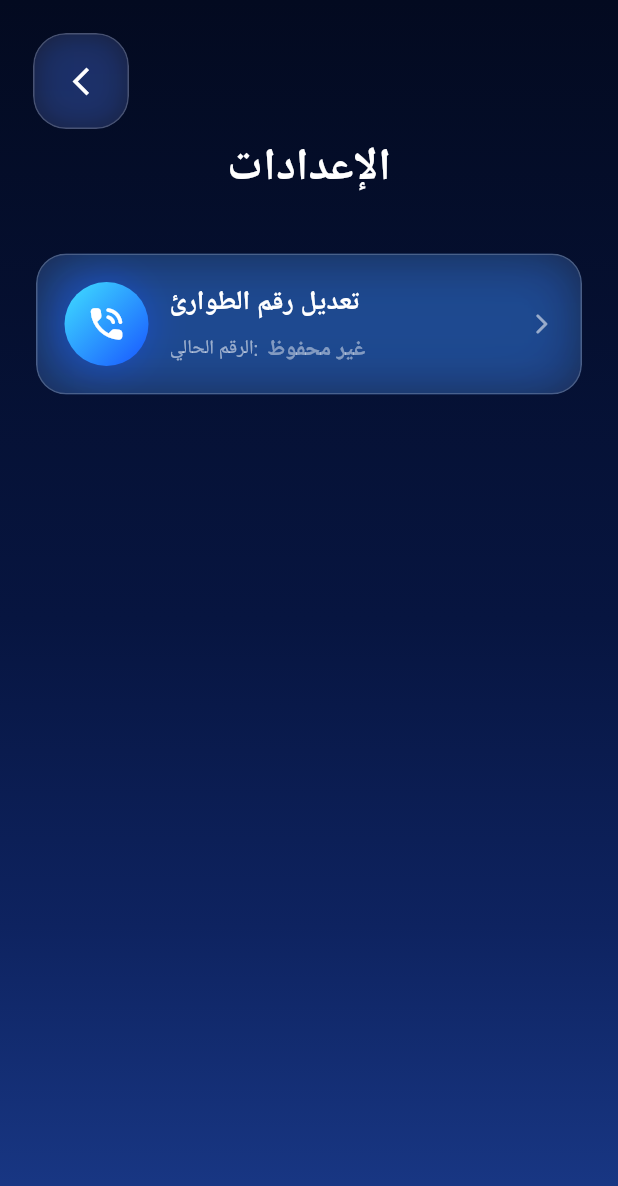
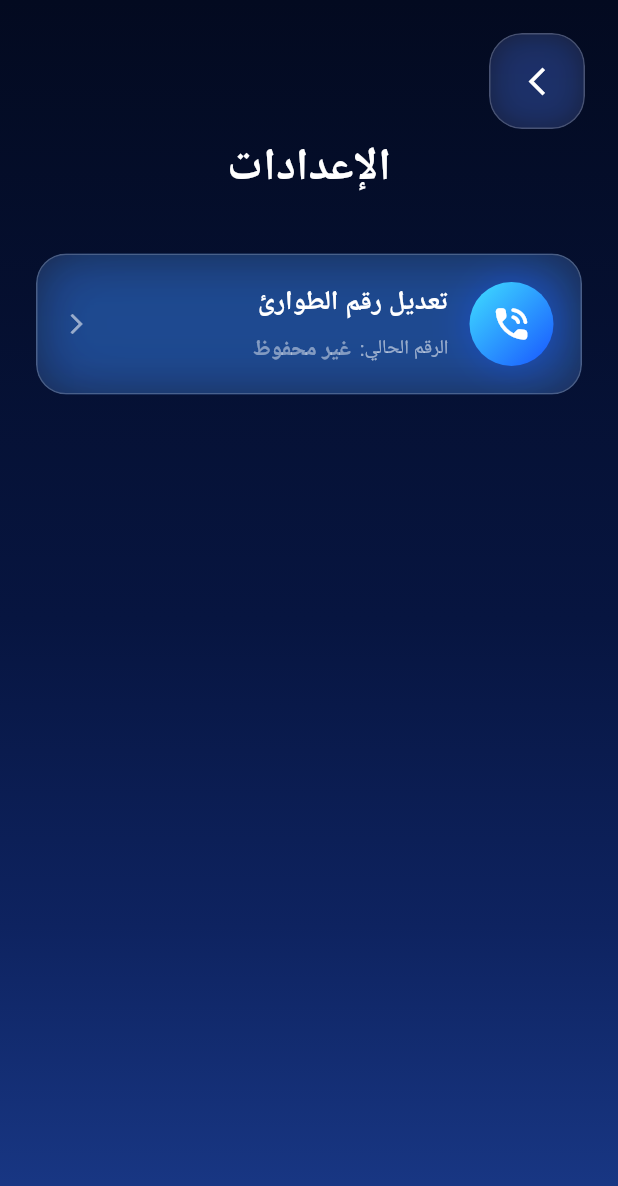
Before and after one commit to laljoudi/Hudai, a Flutter app: the SettingsScreen screen opened by its route, on a phone screen of 412 x 824 dp. Shown: the top 1186 px of the screen. Run offline on Flutter 3.47's test engine with Material 3 defaults, Android fonts, the phone set to English and light mode, and no system bars; our stand-ins replace audioplayers, camera, geolocator, permission_handler, shared_preferences, speech_to_text; missing offline and left inert: flutter_phone_direct_caller, tflite_flutter; accounts and stored records are empty.

Commit message:
Camera + Settings improvements

```diff
--- a/lib/features/settings/settings_screen.dart
+++ b/lib/features/settings/settings_screen.dart
@@ -132,11 +132,10 @@ class _SettingsScreenState extends State<SettingsScreen>
             ),
           ),
 
-          // Back tap zone — small top-left corner. Sits above the main
-          // GestureDetector so taps here go back instead of opening edit.
+          // Back tap zone — small top-right corner (RTL layout).
           Positioned(
             top: 0,
-            left: 0,
+            right: 0,
             child: SafeArea(
               child: GestureDetector(
                 behavior: HitTestBehavior.opaque,
@@ -226,9 +225,11 @@ class _SettingsTile extends StatelessWidget {
                 ),
               ],
             ),
+            child: Directionality(
+              textDirection: TextDirection.rtl,
               child: Row(
                 children: [
-                // Leading glassy icon chip
+                  // Leading glassy icon chip — on the right in RTL
                   Container(
                     width: 56,
                     height: 56,
@@ -275,11 +276,12 @@ class _SettingsTile extends StatelessWidget {
                   const SizedBox(width: 8),
 
                   Icon(
-                  Icons.arrow_forward_ios_rounded,
+                    Icons.arrow_back_ios_new,
                     color: Colors.white.withOpacity(0.55),
                     size: 16,
                   ),
                 ],
+              ),
             ),
           ),
         ),
@@ -340,13 +342,13 @@ class _BackBadge extends StatelessWidget {
   @override
   Widget build(BuildContext context) {
     return Padding(
-      padding: const EdgeInsets.only(top: 10, left: 10),
+      padding: const EdgeInsets.only(top: 10, right: 10),
       child: SizedBox(
         // Generous tap area for blind/low-vision users.
         width: 110,
         height: 110,
         child: Align(
-          alignment: Alignment.topLeft,
+          alignment: Alignment.topRight,
           child: Padding(
             padding: const EdgeInsets.all(12),
             child: ClipRRect(
```
Also changed, not shown: pubspec.lock. Lines whose indentation alone changed are shown as unchanged.
